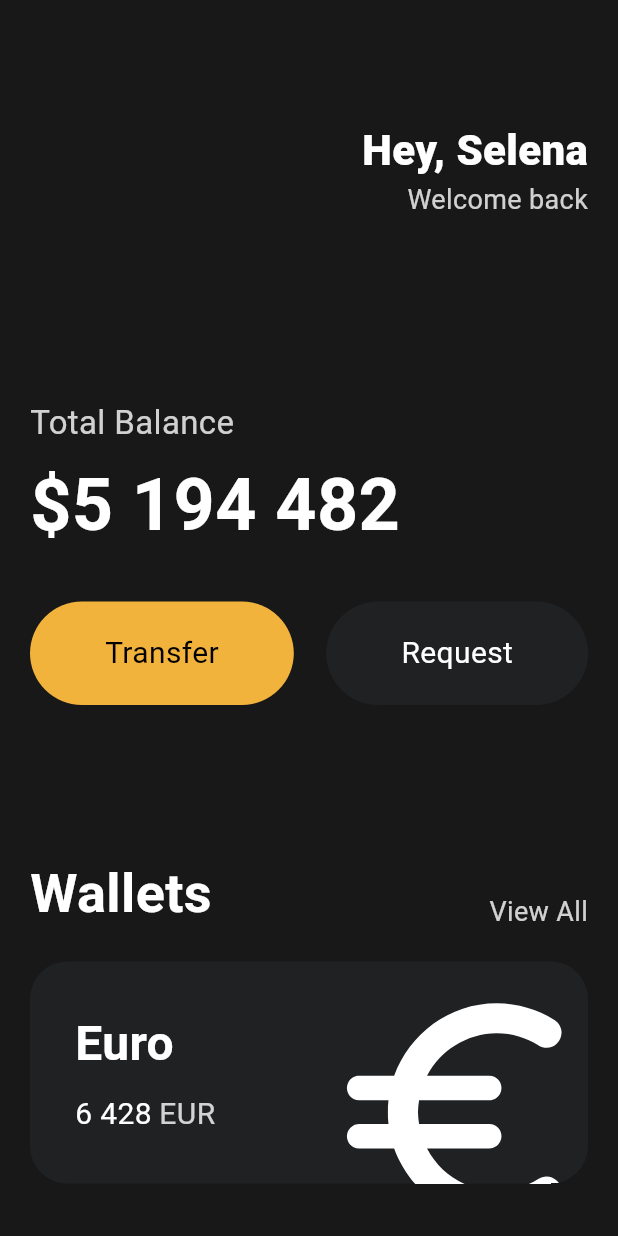
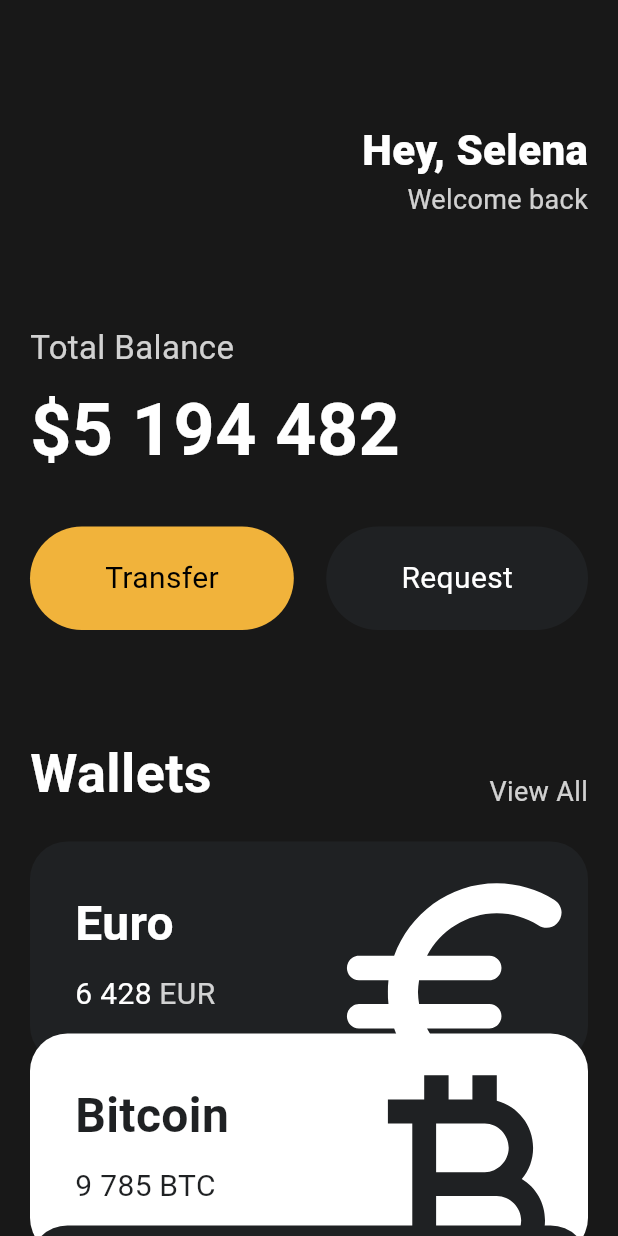
Before and after one commit to siheon0411/toonflix, a Flutter app: the screen it shows after launch, on a phone screen of 412 x 824 dp. Run offline on Flutter 3.47's test engine with Material 3 defaults, Android fonts, the phone set to English and light mode, and no system bars.

Commit message:
reusable cards

```diff
--- a/lib/main.dart
+++ b/lib/main.dart
@@ -1,5 +1,6 @@
 import 'package:flutter/material.dart';
 import 'package:toonflix/widgets/button.dart';
+import 'package:toonflix/widgets/currency_card.dart';
 
 void main() {
   runApp(const App());
@@ -13,7 +14,8 @@ class App extends StatelessWidget {
     return MaterialApp(
       home: Scaffold(
         backgroundColor: const Color(0xFF181818),
-        body: Padding(
+        body: SingleChildScrollView(
+          child: Padding(
             padding: const EdgeInsets.symmetric(
               horizontal: 20,
             ),
@@ -49,7 +51,7 @@ class App extends StatelessWidget {
                   ],
                 ),
                 const SizedBox(
-                height: 120,
+                  height: 70,
                 ),
                 Text(
                   'Total Balance',
@@ -88,7 +90,7 @@ class App extends StatelessWidget {
                   ],
                 ),
                 const SizedBox(
-                height: 100,
+                  height: 70,
                 ),
                 Row(
                   crossAxisAlignment: CrossAxisAlignment.end,
@@ -113,70 +115,35 @@ class App extends StatelessWidget {
                 const SizedBox(
                   height: 20,
                 ),
-              Container(
-                clipBehavior: Clip.hardEdge,
-                decoration: BoxDecoration(
-                  color: const Color(0xFF1F2123),
-                  borderRadius: BorderRadius.circular(25),
+                const CurrencyCard(
+                  name: 'Euro',
+                  code: 'EUR',
+                  amount: '6 428',
+                  icon: Icons.euro_rounded,
+                  isInverted: false,
                 ),
-                child: Padding(
-                  padding: const EdgeInsets.all(30),
-                  child: Row(
-                    mainAxisAlignment: MainAxisAlignment.spaceBetween,
-                    children: [
-                      Column(
-                        crossAxisAlignment: CrossAxisAlignment.start,
-                        children: [
-                          const Text(
-                            'Euro',
-                            style: TextStyle(
-                              color: Colors.white,
-                              fontSize: 32,
-                              fontWeight: FontWeight.w600,
+                Transform.translate(
+                  offset: const Offset(0, -20),
+                  child: const CurrencyCard(
+                    name: 'Bitcoin',
+                    code: 'BTC',
+                    amount: '9 785',
+                    icon: Icons.currency_bitcoin,
+                    isInverted: true,
                   ),
                 ),
-                          const SizedBox(
-                            height: 10,
-                          ),
-                          Row(
-                            children: [
-                              const Text(
-                                '6 428',
-                                style: TextStyle(
-                                  color: Colors.white,
-                                  fontSize: 20,
-                                ),
-                              ),
-                              const SizedBox(
-                                width: 5,
-                              ),
-                              Text(
-                                'EUR',
-                                style: TextStyle(
-                                  color: Colors.white.withOpacity(0.8),
-                                  fontSize: 20,
+                Transform.translate(
+                  offset: const Offset(0, -40),
+                  child: const CurrencyCard(
+                    name: 'Dollar',
+                    code: 'USD',
+                    amount: '428',
+                    icon: Icons.attach_money_outlined,
+                    isInverted: false,
                   ),
                 ),
               ],
             ),
-                        ],
-                      ),
-                      Transform.scale(
-                        scale: 2.2,
-                        child: Transform.translate(
-                          offset: const Offset(-5, 12),
-                          child: const Icon(
-                            Icons.euro_rounded,
-                            color: Colors.white,
-                            size: 88,
-                          ),
-                        ),
-                      )
-                    ],
-                  ),
-                ),
-              )
-            ],
           ),
         ),
       ),
--- /dev/null
+++ b/lib/widgets/currency_card.dart
@@ -0,0 +1,87 @@
+import 'package:flutter/material.dart';
+
+class CurrencyCard extends StatelessWidget {
+  final String name, code, amount;
+  final IconData icon;
+  final bool isInverted;
+
+  final _blackColor = const Color(0xFF1F2123);
+
+  const CurrencyCard({
+    super.key,
+    required this.name,
+    required this.code,
+    required this.amount,
+    required this.icon,
+    required this.isInverted,
+  });
+
+  @override
+  Widget build(BuildContext context) {
+    return Container(
+      clipBehavior: Clip.hardEdge,
+      decoration: BoxDecoration(
+        color: isInverted ? Colors.white : _blackColor,
+        borderRadius: BorderRadius.circular(25),
+      ),
+      child: Padding(
+        padding: const EdgeInsets.all(30),
+        child: Row(
+          mainAxisAlignment: MainAxisAlignment.spaceBetween,
+          children: [
+            Column(
+              crossAxisAlignment: CrossAxisAlignment.start,
+              children: [
+                Text(
+                  name,
+                  style: TextStyle(
+                    color: isInverted ? _blackColor : Colors.white,
+                    fontSize: 32,
+                    fontWeight: FontWeight.w600,
+                  ),
+                ),
+                const SizedBox(
+                  height: 10,
+                ),
+                Row(
+                  children: [
+                    Text(
+                      amount,
+                      style: TextStyle(
+                        color: isInverted ? _blackColor : Colors.white,
+                        fontSize: 20,
+                      ),
+                    ),
+                    const SizedBox(
+                      width: 5,
+                    ),
+                    Text(
+                      code,
+                      style: TextStyle(
+                        color: isInverted
+                            ? _blackColor
+                            : Colors.white.withOpacity(0.8),
+                        fontSize: 20,
+                      ),
+                    ),
+                  ],
+                ),
+              ],
+            ),
+            Transform.scale(
+              scale: 2.2,
+              child: Transform.translate(
+                offset: const Offset(-5, 12),
+                child: Icon(
+                  icon,
+                  color: isInverted ? _blackColor : Colors.white,
+                  size: 88,
+                ),
+              ),
+            )
+          ],
+        ),
+      ),
+    );
+  }
+}
```
Lines whose indentation alone changed are shown as unchanged.
